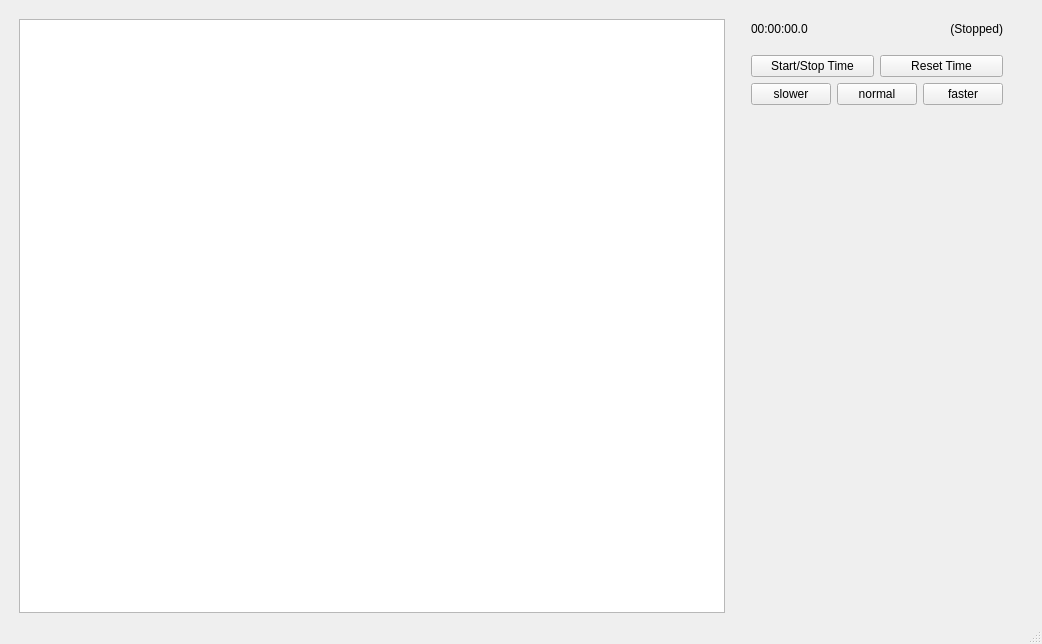
Qt form mainwindow.ui (petrmiculek/icp_project) before a commit.
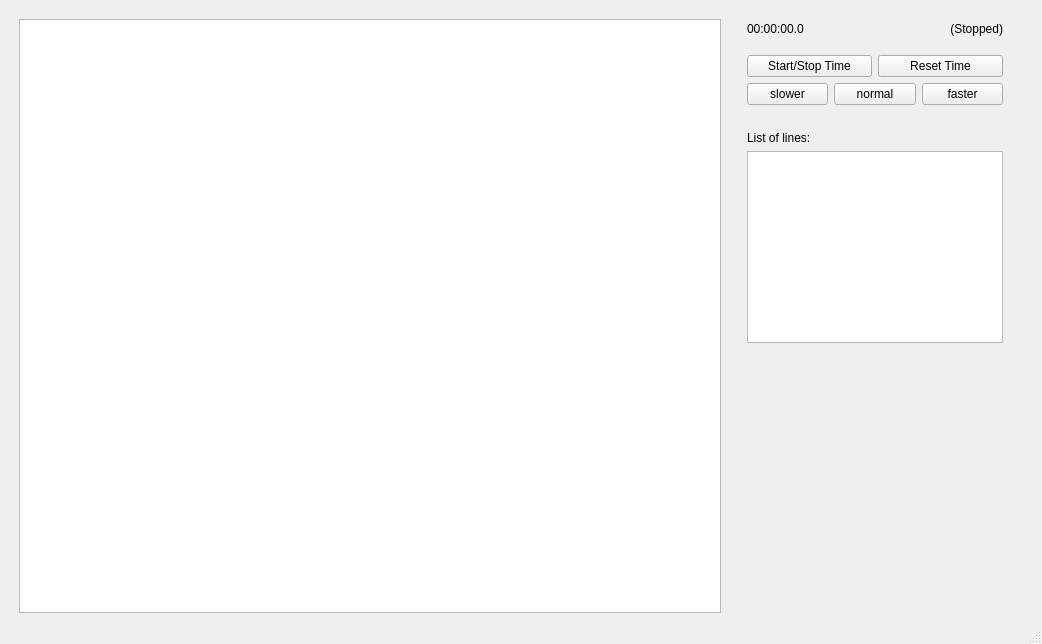
The same form after that commit.

```diff
--- a/mainwindow.ui
+++ b/mainwindow.ui
@@ -176,14 +176,37 @@
           <property name="orientation">
            <enum>Qt::Vertical</enum>
           </property>
+          <property name="sizeType">
+           <enum>QSizePolicy::Minimum</enum>
+          </property>
           <property name="sizeHint" stdset="0">
            <size>
             <width>20</width>
-            <height>40</height>
+            <height>20</height>
            </size>
           </property>
          </spacer>
         </item>
+        <item>
+         <widget class="QLabel" name="label">
+          <property name="text">
+           <string>List of lines:</string>
+          </property>
+         </widget>
+        </item>
+        <item>
+         <widget class="QTreeView" name="pttreeView">
+          <property name="sizePolicy">
+           <sizepolicy hsizetype="Minimum" vsizetype="Minimum">
+            <horstretch>0</horstretch>
+            <verstretch>0</verstretch>
+           </sizepolicy>
+          </property>
+          <property name="showDropIndicator" stdset="0">
+           <bool>false</bool>
+          </property>
+         </widget>
+        </item>
         <item>
          <spacer name="verticalSpacer_3">
           <property name="orientation">
```
